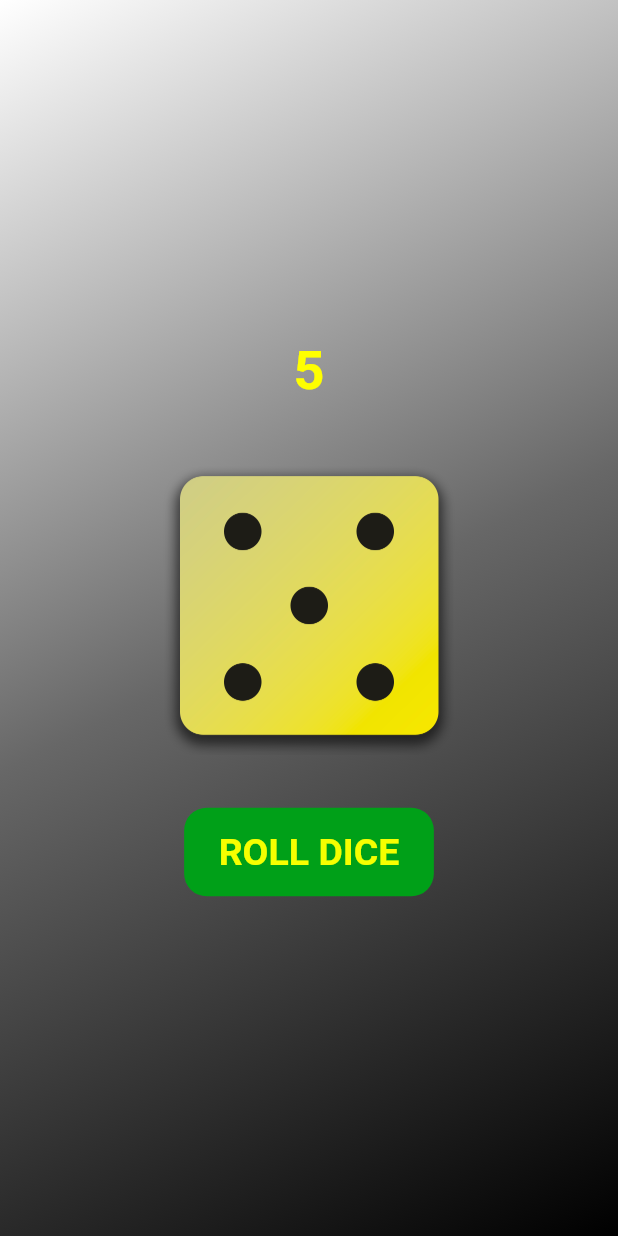
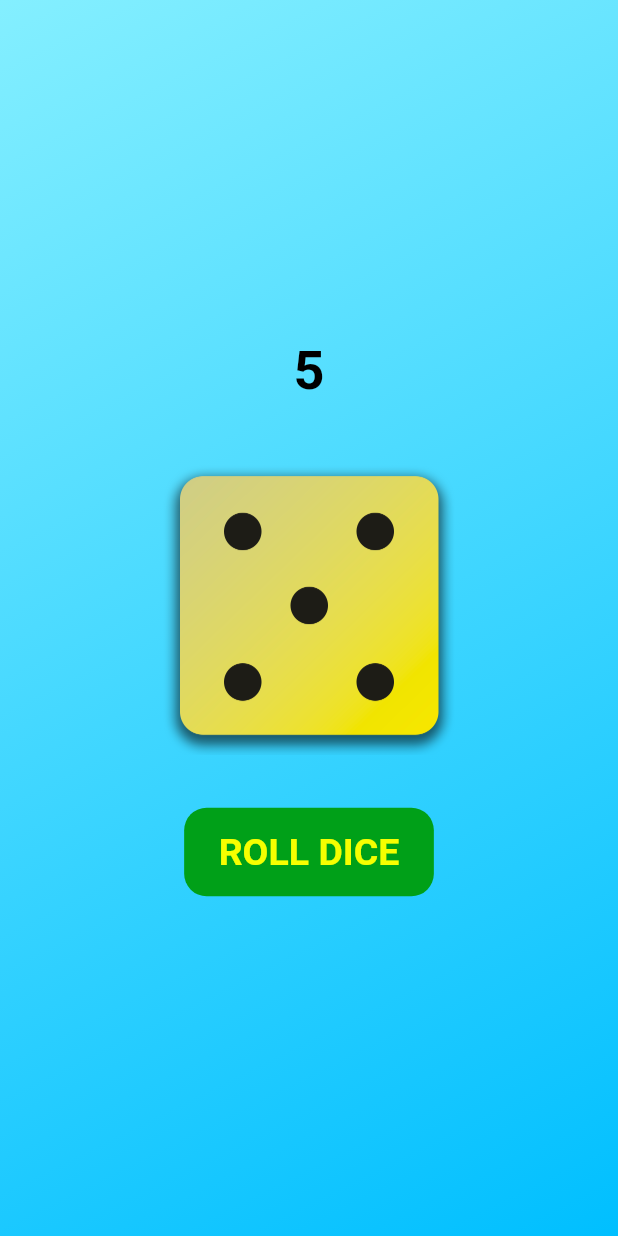
Before and after one commit to yashraj9922/roll_dice_app, a Flutter app: the screen it shows after launch, after a tap on "ROLL DICE", on a phone screen of 412 x 824 dp. Run offline on Flutter 3.47's test engine with Material 2 defaults, Android fonts, the phone set to English and light mode, and no system bars.

Commit message:
ui updated

```diff
--- a/lib/main.dart
+++ b/lib/main.dart
@@ -11,9 +11,8 @@ void main() {
       home: Scaffold(
         // backgroundColor: Color.fromARGB(255, 250, 209, 57),
         body: GradientContainer(colors: [
-          Color.fromRGBO(255, 255, 255, 1),
-          Color.fromRGBO(103, 103, 103, 1),
-          Color.fromRGBO(0, 0, 0, 1)
+          Color.fromRGBO(132, 239, 255, 1),
+          Color.fromRGBO(0, 191, 255, 1)
         ]), //this calls the constructor function of the usr defined class
       ),
     ),
--- a/lib/roll_dice.dart
+++ b/lib/roll_dice.dart
@@ -32,7 +32,7 @@ class _RollDiceState extends State<RollDice> {
         Text(
           '$diceRoll',
           style: const TextStyle(
-            color: Color.fromARGB(255, 255, 255, 0),
+            color: Color.fromARGB(255, 0, 0, 0),
             fontSize: 36,
             fontStyle: FontStyle.normal,
             fontWeight: FontWeight.bold,
```
